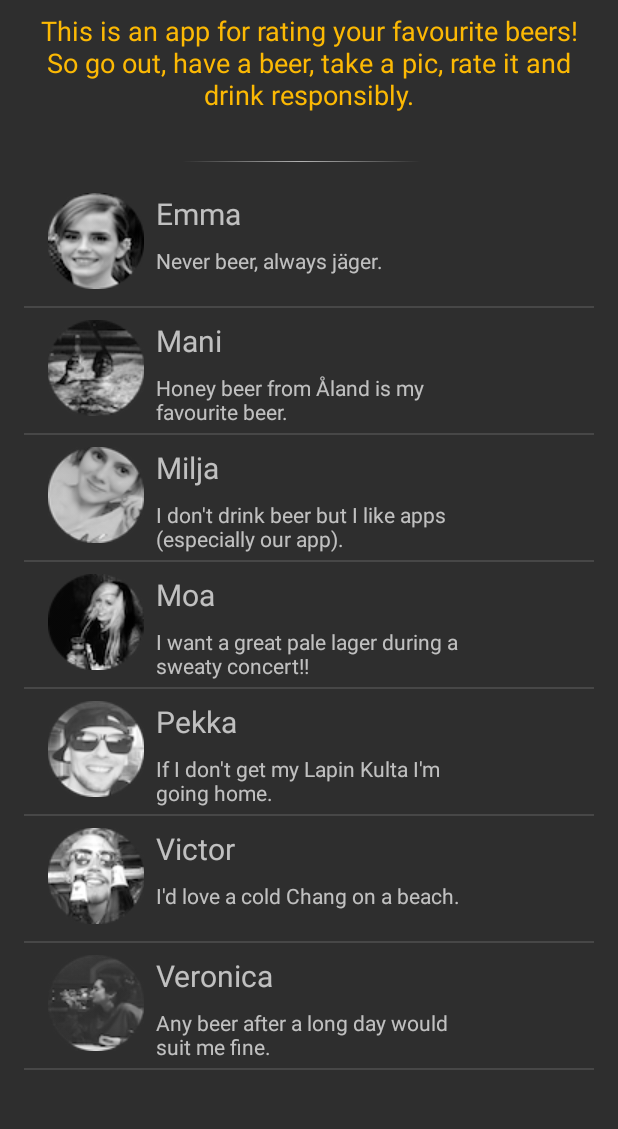
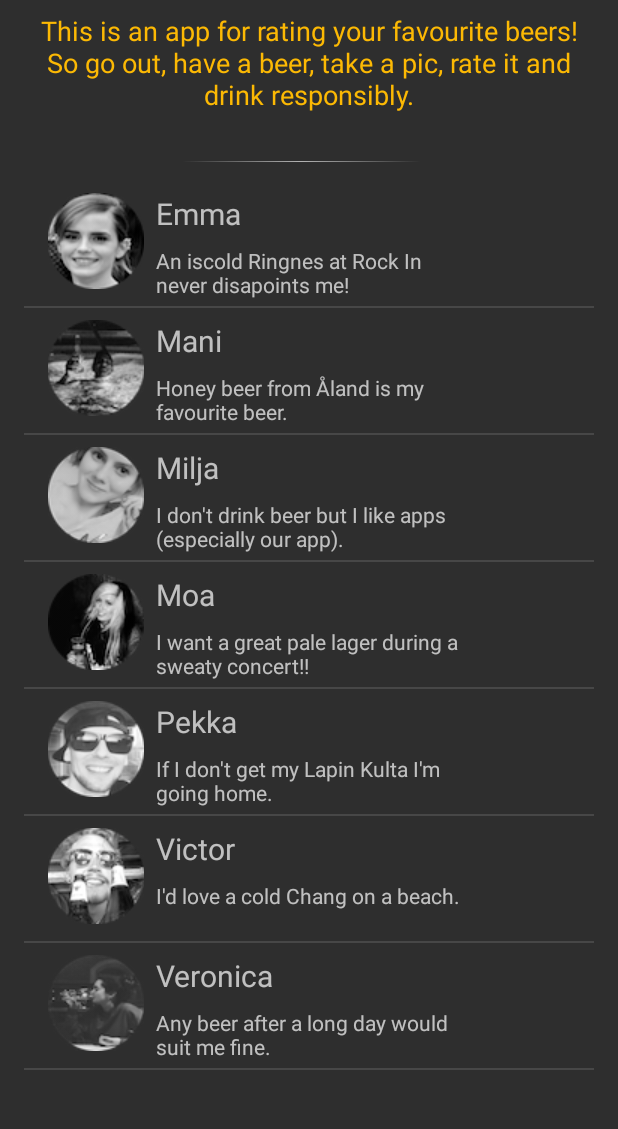
Before and after one commit to lilSwifty/BrewLikes, an Android app: the AboutActivity screen opened directly, with no data from a screen before it, on a phone screen of 412 x 824 dp, the part 84-1213 px from its top. Run offline under Robolectric (Android 15) with nearby library versions, the phone set to English and light mode, and no system bars.

Commit message:
changed comment

```diff
--- a/app/src/main/res/values/strings.xml
+++ b/app/src/main/res/values/strings.xml
@@ -39,7 +39,7 @@
     <!-- end of InfoActivity & BottomNavigation -->
 
     <!-- Facebook -->
-    <string name="brewlikes_fid" translatable="false">311762962671719</string>
+    <string name="brewlikes_fid">311762962671719</string>
     <string name="content_provider" translatable="false">com.facebook.app.FacebookContentProvider311762962671719</string>
     <string name="ok">Ok</string>
     <string name="error">Error</string>
@@ -49,7 +49,7 @@
 
     <!--About-->
     <string name="aboutTextView">This is an app for rating your favourite beers! So go out, have a beer, take a pic, rate it and drink responsibly.</string>
-    <string name="infoEmma">Never beer, always jäger.</string>
+    <string name="infoEmma">An iscold Ringnes at Rock In never disapoints me!</string>
     <string name="infoMani">Honey beer from Åland is my favourite beer.</string>
     <string name="infoMilja">I don\'t drink beer but I like apps (especially our app).</string>
     <string name="infoMoa">I want a great pale lager during a sweaty concert!!</string>
```
Also changed, not shown: 1 other file.
